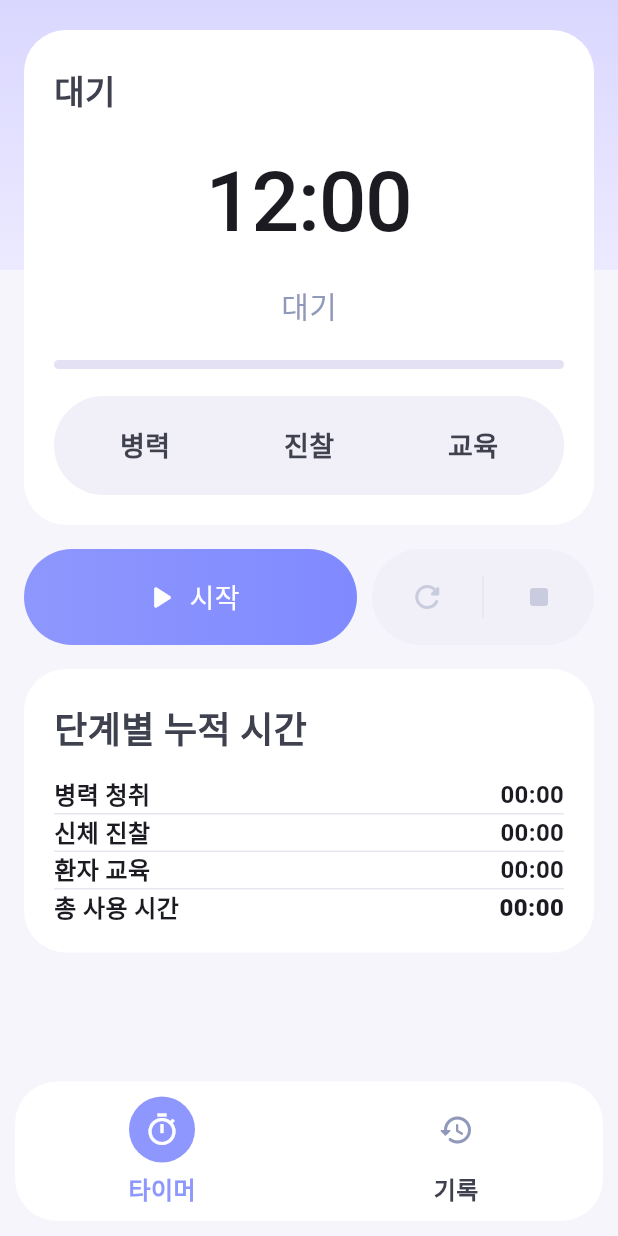
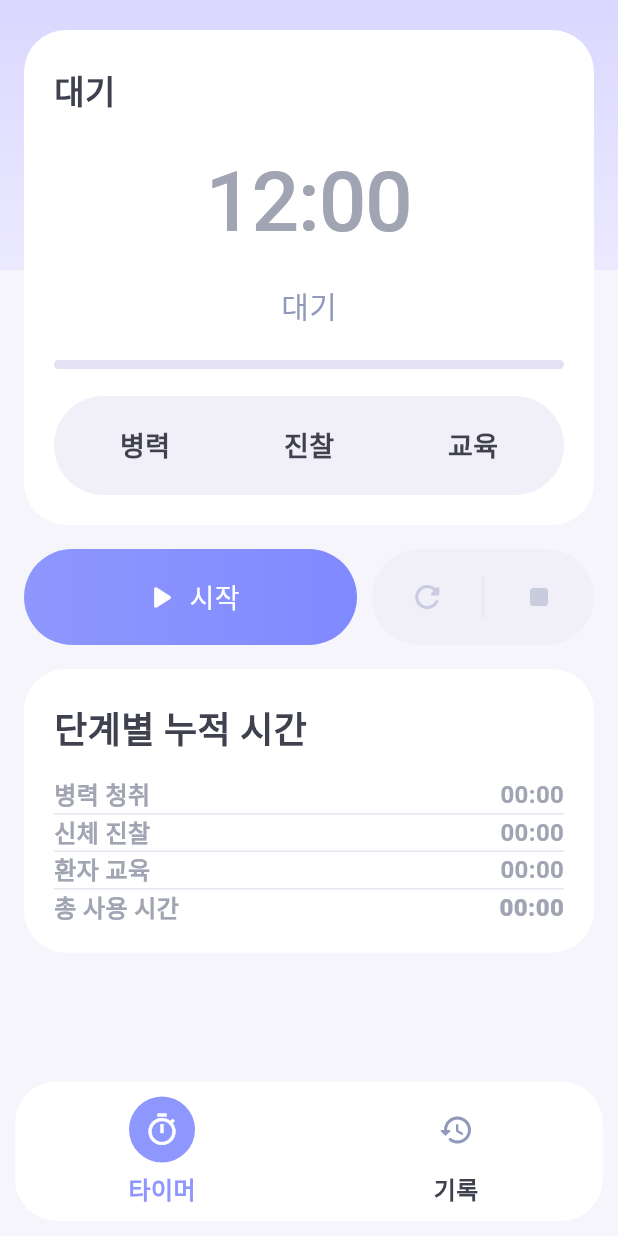
Before and after one commit to ksroh0202/cpx_timer, a Flutter app: the screen it shows after launch, on a phone screen of 412 x 824 dp. Run offline on Flutter 3.47's test engine with Material 3 defaults, Android fonts, the phone set to English and light mode, and no system bars; our stand-ins replace audioplayers, shared_preferences.

Commit message:
테마 분리 1

```diff
--- a/lib/main.dart
+++ b/lib/main.dart
@@ -1,5 +1,6 @@
 import 'package:flutter/material.dart';
 import 'screens/home_page.dart';
+import 'theme/app_theme.dart';
 
 void main() {
   runApp(const CpxTimerApp());
@@ -13,10 +14,7 @@
     return MaterialApp(
       title: 'CPX Timer',
       debugShowCheckedModeBanner: false,
-      theme: ThemeData(
-        useMaterial3: true,
-        colorSchemeSeed: Colors.indigo,
-      ),
+      theme: AppTheme.lightTheme,
       home: const HomePage(),
     );
   }
--- /dev/null
+++ b/lib/theme/app_theme.dart
@@ -0,0 +1,52 @@
+import 'package:flutter/material.dart';
+import 'app_colors.dart';
+
+class AppTheme {
+  static ThemeData get lightTheme {
+    return ThemeData(
+      useMaterial3: true,
+      scaffoldBackgroundColor: AppColors.background,
+      colorSchemeSeed: AppColors.primary,
+      cardTheme: CardThemeData(
+        elevation: 0,
+        color: AppColors.surface,
+        shape: RoundedRectangleBorder(
+          borderRadius: BorderRadius.circular(24),
+        ),
+      ),
+      textTheme: const TextTheme(
+        headlineLarge: TextStyle(
+          fontSize: 56,
+          fontWeight: FontWeight.w500,
+          letterSpacing: -1.0,
+          color: AppColors.textPrimary,
+        ),
+        headlineMedium: TextStyle(
+          fontSize: 22,
+          fontWeight: FontWeight.w600,
+          color: AppColors.textPrimary,
+        ),
+        titleLarge: TextStyle(
+          fontSize: 18,
+          fontWeight: FontWeight.w600,
+          color: AppColors.textPrimary,
+        ),
+        bodyLarge: TextStyle(
+          fontSize: 16,
+          fontWeight: FontWeight.w500,
+          color: AppColors.textPrimary,
+        ),
+        bodyMedium: TextStyle(
+          fontSize: 14,
+          fontWeight: FontWeight.w400,
+          color: AppColors.textSecondary,
+        ),
+        labelLarge: TextStyle(
+          fontSize: 16,
+          fontWeight: FontWeight.w500,
+          color: AppColors.textPrimary,
+        ),
+      ),
+    );
+  }
+}
```
